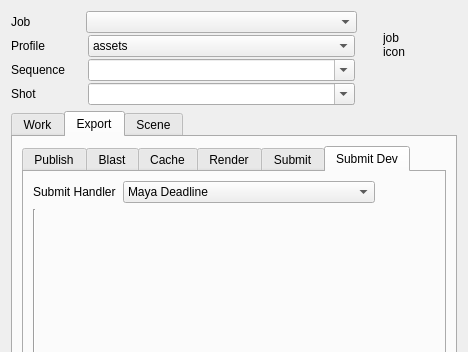
Above: python/pini/tools/helper/pini_helper.ui from CBSDigital/pini-dev before the change; both pictures show x 0 to 468 and y 0 to 352 of the 468 by 844 pixel window. Below: the same form after it.
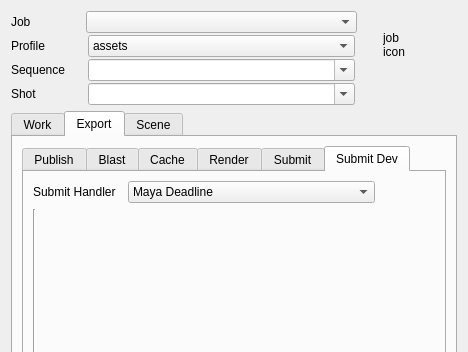
That is the form after the change. The open tabs and pages were chosen to show the change. Icons and pictures are not drawn. Custom widgets are drawn as their Qt base class.

The edit to the form file:
```diff
--- a/python/pini/tools/helper/pini_helper.ui
+++ b/python/pini/tools/helper/pini_helper.ui
@@ -1359,7 +1359,7 @@
                 <widget class="QLabel" name="label_13">
                  <property name="minimumSize">
                   <size>
-                   <width>0</width>
+                   <width>95</width>
                    <height>0</height>
                   </size>
                  </property>
```
Left out of the diff: 4 changed lines with no effect on the pictures.
